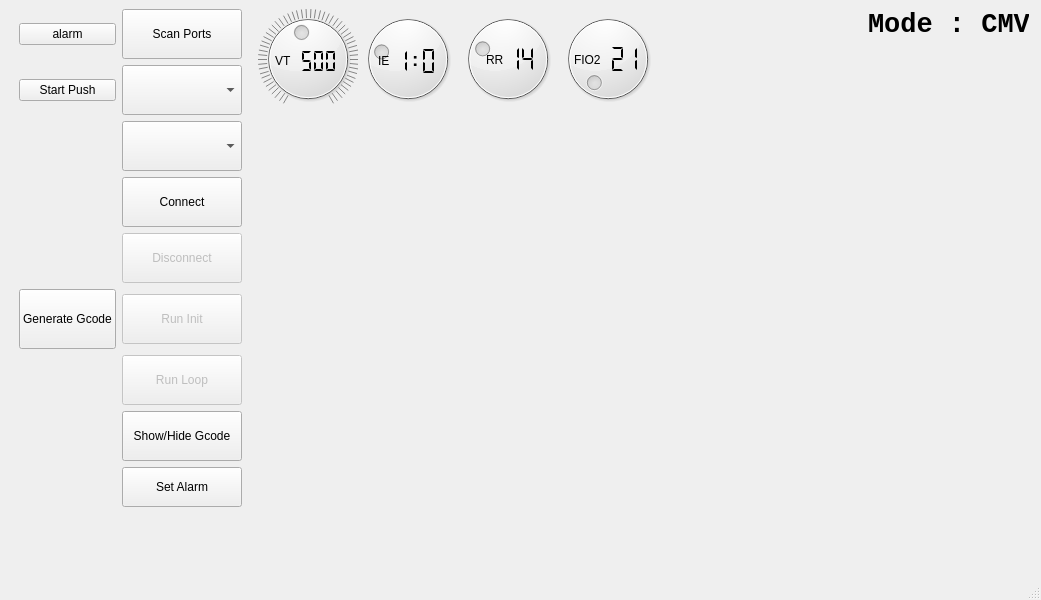
The window that VentUI.ui (jibonaronno/Rhythm) describes before a commit, drawn with Qt 5.
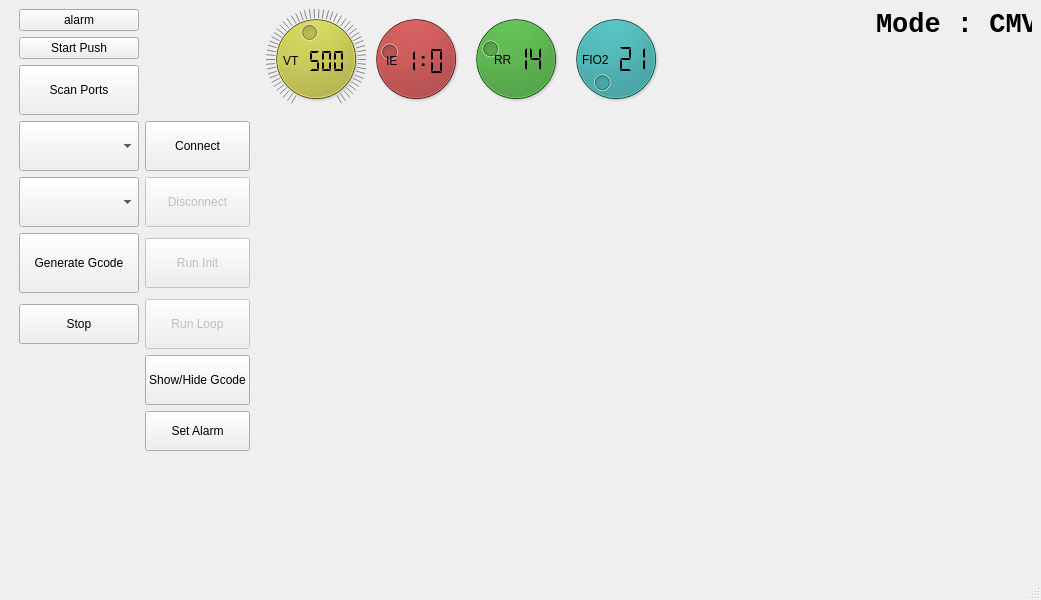
The same window after the commit.

Commit message: -branch laptop: Added Derivative of Breath and Autodetect Ports 01

The edit to the form file:
```diff
--- a/VentUI.ui
+++ b/VentUI.ui
@@ -24,16 +24,6 @@
           <property name="leftMargin">
            <number>10</number>
           </property>
-          <item row="2" column="1">
-           <widget class="QComboBox" name="monitoringPort">
-            <property name="minimumSize">
-             <size>
-              <width>0</width>
-              <height>50</height>
-             </size>
-            </property>
-           </widget>
-          </item>
           <item row="3" column="1">
            <widget class="QPushButton" name="connect">
             <property name="minimumSize">
@@ -76,19 +66,6 @@
             </property>
            </widget>
           </item>
-          <item row="0" column="1">
-           <widget class="QPushButton" name="scanPorts">
-            <property name="minimumSize">
-             <size>
-              <width>120</width>
-              <height>50</height>
-             </size>
-            </property>
-            <property name="text">
-             <string>Scan Ports</string>
-            </property>
-           </widget>
-          </item>
           <item row="6" column="1">
            <widget class="QPushButton" name="btninit">
             <property name="enabled">
@@ -121,16 +98,6 @@
             </property>
            </widget>
           </item>
-          <item row="1" column="1">
-           <widget class="QComboBox" name="portsList">
-            <property name="minimumSize">
-             <size>
-              <width>0</width>
-              <height>50</height>
-             </size>
-            </property>
-           </widget>
-          </item>
           <item row="8" column="1">
            <widget class="QPushButton" name="gcodeshow">
             <property name="enabled">
@@ -177,6 +144,52 @@
             </property>
            </widget>
           </item>
+          <item row="2" column="0">
+           <widget class="QPushButton" name="scanPorts">
+            <property name="minimumSize">
+             <size>
+              <width>120</width>
+              <height>50</height>
+             </size>
+            </property>
+            <property name="text">
+             <string>Scan Ports</string>
+            </property>
+           </widget>
+          </item>
+          <item row="3" column="0">
+           <widget class="QComboBox" name="portsList">
+            <property name="minimumSize">
+             <size>
+              <width>0</width>
+              <height>50</height>
+             </size>
+            </property>
+           </widget>
+          </item>
+          <item row="4" column="0">
+           <widget class="QComboBox" name="monitoringPort">
+            <property name="minimumSize">
+             <size>
+              <width>0</width>
+              <height>50</height>
+             </size>
+            </property>
+           </widget>
+          </item>
+          <item row="7" column="0">
+           <widget class="QPushButton" name="btnhault">
+            <property name="minimumSize">
+             <size>
+              <width>0</width>
+              <height>40</height>
+             </size>
+            </property>
+            <property name="text">
+             <string>Stop</string>
+            </property>
+           </widget>
+          </item>
          </layout>
         </item>
         <item>
@@ -226,7 +239,7 @@
                </size>
               </property>
               <property name="styleSheet">
-               <string notr="true">color:white</string>
+               <string notr="true">background-color: rgb(200,200,20)</string>
               </property>
               <property name="minimum">
                <number>250</number>
@@ -315,6 +328,9 @@
                 <height>100</height>
                </size>
               </property>
+              <property name="styleSheet">
+               <string notr="true">background-color: rgb(200,20,20)</string>
+              </property>
               <property name="minimum">
                <number>1</number>
               </property>
@@ -444,6 +460,9 @@
                 <height>100</height>
                </size>
               </property>
+              <property name="styleSheet">
+               <string notr="true">background-color: rgb(20,100,10)</string>
+              </property>
               <property name="minimum">
                <number>8</number>
               </property>
@@ -485,6 +504,9 @@
                 <height>100</height>
                </size>
               </property>
+              <property name="styleSheet">
+               <string notr="true">background-color: rgb(0,20,20)</string>
+              </property>
               <property name="minimum">
                <number>21</number>
               </property>
```
The commit also changes 4 other files.
